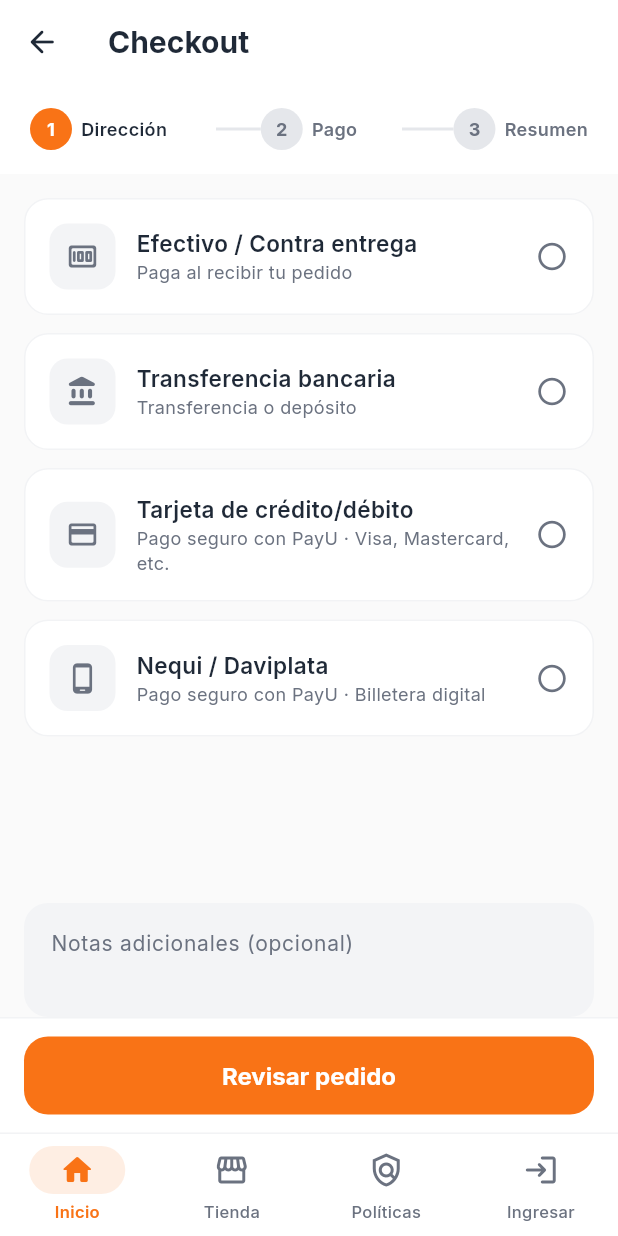
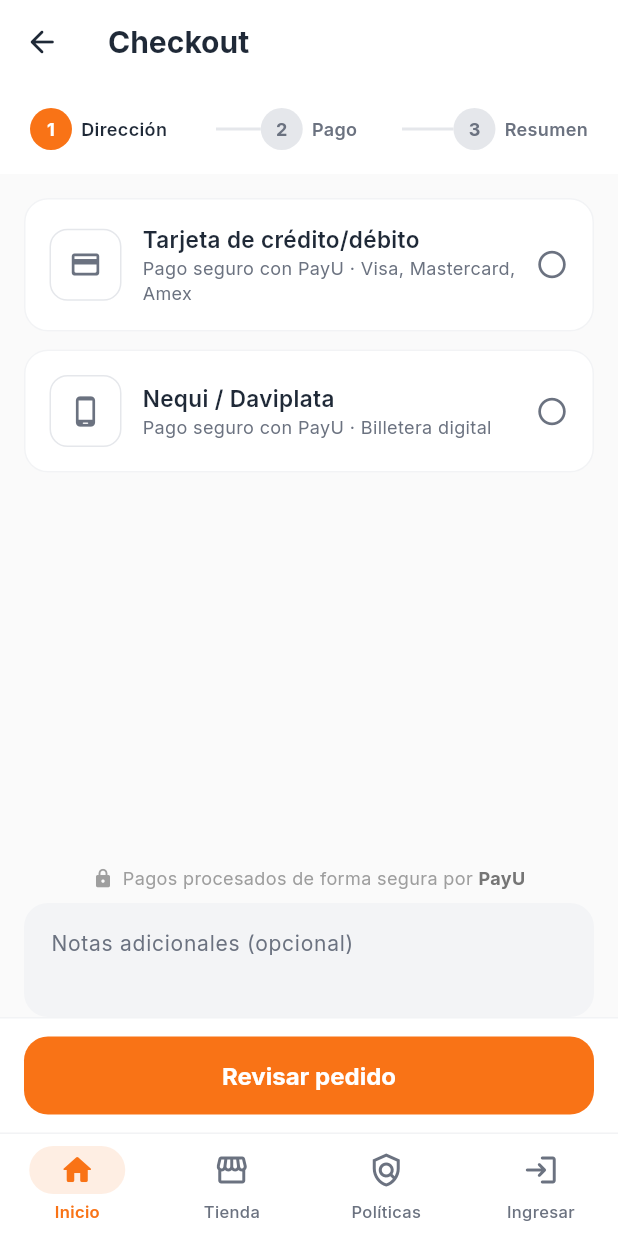
Before and after one commit to davidbet2/BaseShop, a Flutter app: the CheckoutScreen screen opened by its route, swiped to page 2, on a phone screen of 412 x 824 dp. Run offline on Flutter 3.47's test engine with Material 3 defaults, Android fonts, the phone set to English and light mode, and no system bars; our stand-ins replace cached_network_image, dio, equatable, firebase_core, firebase_messaging, flutter_bloc and 11 more; missing offline and left inert: dart:html, dart:js_interop; accounts and stored records are empty; network calls fail.

Commit message:
fix: PayU-only payments with logo, fix buyerName from first_name+last_name

```diff
--- a/frontend/lib/features/checkout/screens/checkout_screen.dart
+++ b/frontend/lib/features/checkout/screens/checkout_screen.dart
@@ -35,11 +35,12 @@ class _CheckoutScreenState extends State<CheckoutScreen> {
   bool _placingOrder = false;
 
   static const _paymentMethods = [
-    {'id': 'cash', 'label': 'Efectivo / Contra entrega', 'icon': Icons.money_rounded, 'desc': 'Paga al recibir tu pedido'},
-    {'id': 'transfer', 'label': 'Transferencia bancaria', 'icon': Icons.account_balance_rounded, 'desc': 'Transferencia o depósito'},
-    {'id': 'card', 'label': 'Tarjeta de crédito/débito', 'icon': Icons.credit_card_rounded, 'desc': 'Pago seguro con PayU · Visa, Mastercard, etc.'},
+    {'id': 'card', 'label': 'Tarjeta de crédito/débito', 'icon': Icons.credit_card_rounded, 'desc': 'Pago seguro con PayU · Visa, Mastercard, Amex'},
     {'id': 'nequi', 'label': 'Nequi / Daviplata', 'icon': Icons.phone_android_rounded, 'desc': 'Pago seguro con PayU · Billetera digital'},
   ];
+
+  static const _payuLogoUrl = 'https://colombia.payu.com/wp-content/uploads/sites/2/2021/07/logo-payu.svg';
+  static const _payuLogoPngUrl = 'https://upload.wikimedia.org/wikipedia/commons/thumb/a/a2/PayU_2014_logo.svg/320px-PayU_2014_logo.svg.png';
 
   @override
   void initState() {
@@ -285,13 +286,19 @@ class _CheckoutScreenState extends State<CheckoutScreen> {
                   child: Row(
                     children: [
                       Container(
-                        width: 44, height: 44,
+                        width: 48, height: 48,
                         decoration: BoxDecoration(
-                          color: selected ? Theme.of(context).colorScheme.primary.withValues(alpha: 0.1) : const Color(0xFFF3F4F6),
+                          color: Colors.white,
                           borderRadius: BorderRadius.circular(12),
+                          border: Border.all(color: const Color(0xFFE5E7EB)),
                         ),
-                        child: Icon(method['icon'] as IconData, size: 22,
-                          color: selected ? Theme.of(context).colorScheme.primary : AppTheme.textSecondary),
+                        padding: const EdgeInsets.all(6),
+                        child: Image.network(
+                          _payuLogoPngUrl,
+                          fit: BoxFit.contain,
+                          errorBuilder: (_, __, ___) => Icon(method['icon'] as IconData, size: 22,
+                            color: selected ? Theme.of(context).colorScheme.primary : AppTheme.textSecondary),
+                        ),
                       ),
                       const SizedBox(width: 14),
                       Expanded(
@@ -312,6 +319,22 @@ class _CheckoutScreenState extends State<CheckoutScreen> {
                 ),
               );
             },
+          ),
+        ),
+        // PayU secure badge
+        Padding(
+          padding: const EdgeInsets.symmetric(horizontal: 16, vertical: 8),
+          child: Row(
+            mainAxisAlignment: MainAxisAlignment.center,
+            children: [
+              Icon(Icons.lock_rounded, size: 14, color: Colors.grey.shade500),
+              const SizedBox(width: 6),
+              Text('Pagos procesados de forma segura por ',
+                style: TextStyle(fontSize: 12, color: Colors.grey.shade500)),
+              Image.network(_payuLogoPngUrl, height: 18,
+                errorBuilder: (_, __, ___) => Text('PayU',
+                  style: TextStyle(fontSize: 12, fontWeight: FontWeight.w700, color: Colors.grey.shade600))),
+            ],
           ),
         ),
         // Notes field
@@ -479,7 +502,13 @@ class _CheckoutScreenState extends State<CheckoutScreen> {
                     String buyerName = '';
                     if (authState is AuthAuthenticated) {
                       buyerEmail = (authState.user['email'] ?? '').toString();
-                      buyerName = (authState.user['name'] ?? authState.user['full_name'] ?? '').toString();
+                      final firstName = (authState.user['first_name'] ?? '').toString();
+                      final lastName = (authState.user['last_name'] ?? '').toString();
+                      buyerName = '$firstName $lastName'.trim();
+                    }
+                    // Fallback: use the shipping address name
+                    if (buyerName.isEmpty && _selectedAddressIndex >= 0) {
+                      buyerName = (_addresses[_selectedAddressIndex]['name'] ?? '').toString();
                     }
 
                     context.go('/payu-checkout', extra: {
```
